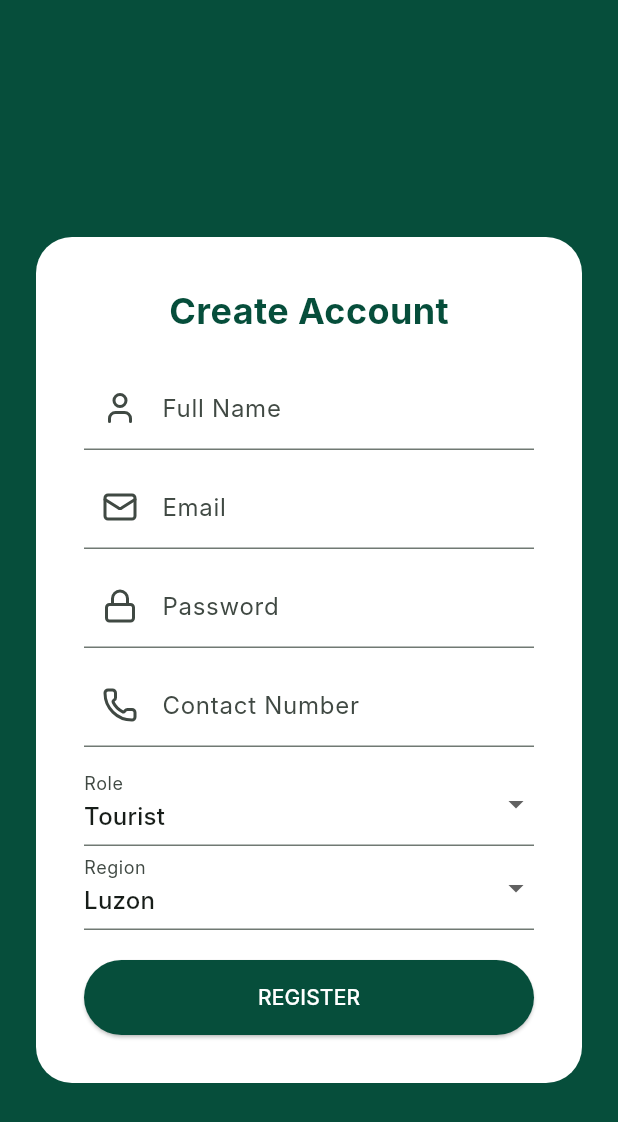
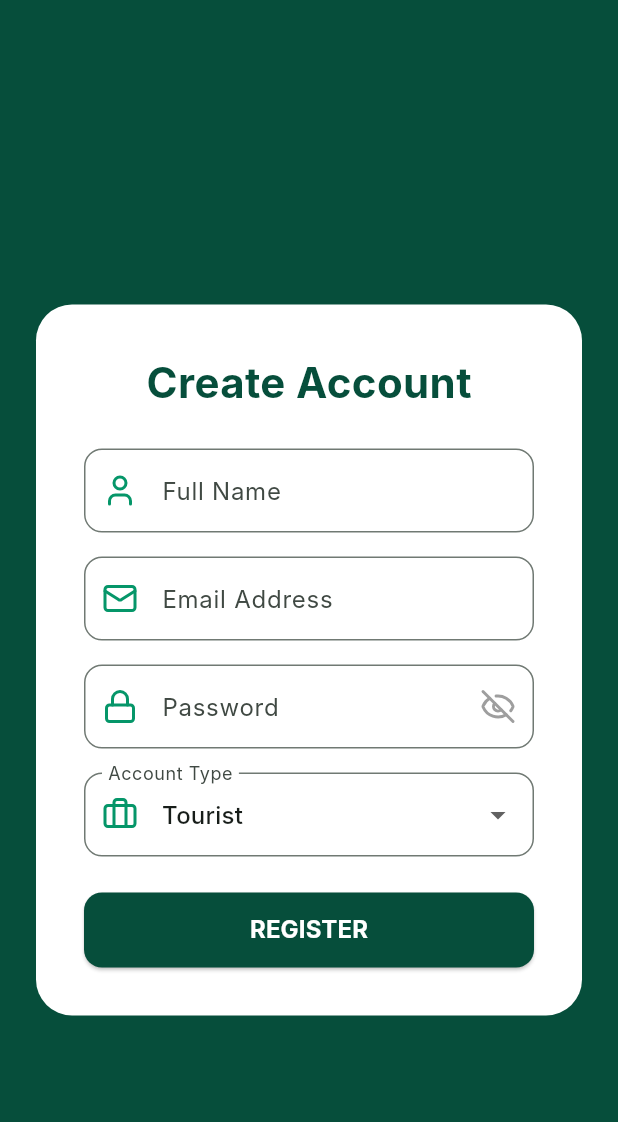
Before and after one commit to Jerry-TheMouse/LakbAi_FullStack, a Flutter app: the SignupScreen screen opened by its route, on a phone screen of 412 x 824 dp. Shown: the top 1122 px of the screen. Run offline on Flutter 3.47's test engine with Material 3 defaults, Android fonts, the phone set to English and light mode, and no system bars; our stand-ins replace flutter_animate, flutter_markdown, flutter_secure_storage, go_router, hive, hive_flutter and 2 more; accounts and stored records are empty; Roboto replaces fonts that are missing (Inter).

Commit message:
Restored original flow and fixed User.js

```diff
--- a/frontend/lib/screens/signup_screen.dart
+++ b/frontend/lib/screens/signup_screen.dart
@@ -15,11 +15,11 @@ class _SignupScreenState extends State<SignupScreen> {
   final _nameController = TextEditingController();
   final _emailController = TextEditingController();
   final _passwordController = TextEditingController();
-  final _contactController = TextEditingController();
 
+  // NEW: State variable for password visibility
   bool _obscurePassword = true;
-  String _selectedRole = 'tourist'; // Matched to DB
-  String _selectedRegion = 'Luzon';
+
+  String _selectedRole = 'tourist'; // FIX: Changed from 'user' to 'tourist'
   bool _isLoading = false;
 
   Future<void> _handleSignup() async {
@@ -30,8 +30,6 @@ class _SignupScreenState extends State<SignupScreen> {
         _emailController.text.trim(),
         _passwordController.text.trim(),
         _selectedRole,
-        _selectedRegion,
-        _contactController.text.trim(),
       );
       if (mounted) context.go('/');
     } catch (e) {
@@ -48,57 +46,97 @@ class _SignupScreenState extends State<SignupScreen> {
   @override
   Widget build(BuildContext context) {
     return Scaffold(
-      backgroundColor: const Color(0xFF064E3B),
-      appBar: AppBar(backgroundColor: Colors.transparent, elevation: 0),
+      backgroundColor: const Color(0xFF064E3B), // Dark emerald for signup
+      appBar: AppBar(
+        backgroundColor: Colors.transparent,
+        elevation: 0,
+        iconTheme: const IconThemeData(color: Colors.white),
+      ),
       body: Center(
         child: SingleChildScrollView(
           padding: const EdgeInsets.all(24.0),
           child: Container(
             padding: const EdgeInsets.all(32.0),
-            decoration: BoxDecoration(color: Colors.white, borderRadius: BorderRadius.circular(24)),
+            decoration: BoxDecoration(
+              color: Colors.white,
+              borderRadius: BorderRadius.circular(24),
+            ),
             child: Column(
+              mainAxisSize: MainAxisSize.min,
               children: [
-                const Text('Create Account', style: TextStyle(fontSize: 24, fontWeight: FontWeight.bold, color: Color(0xFF064E3B))),
-                const SizedBox(height: 20),
+                const Text('Create Account', style: TextStyle(fontSize: 28, fontWeight: FontWeight.bold, color: Color(0xFF064E3B))),
+                const SizedBox(height: 24),
 
-                TextField(controller: _nameController, decoration: const InputDecoration(labelText: 'Full Name', prefixIcon: Icon(LucideIcons.user))),
-                const SizedBox(height: 10),
-                TextField(controller: _emailController, decoration: const InputDecoration(labelText: 'Email', prefixIcon: Icon(LucideIcons.mail))),
-                const SizedBox(height: 10),
-                TextField(controller: _passwordController, obscureText: _obscurePassword, decoration: const InputDecoration(labelText: 'Password', prefixIcon: Icon(LucideIcons.lock))),
-                const SizedBox(height: 10),
-                TextField(controller: _contactController, decoration: const InputDecoration(labelText: 'Contact Number', prefixIcon: Icon(LucideIcons.phone))),
-                const SizedBox(height: 10),
+                TextField(
+                  controller: _nameController,
+                  decoration: InputDecoration(
+                    labelText: 'Full Name',
+                    prefixIcon: const Icon(LucideIcons.user, color: Color(0xFF059669)),
+                    border: OutlineInputBorder(borderRadius: BorderRadius.circular(12)),
+                  ),
+                ),
+                const SizedBox(height: 16),
+
+                TextField(
+                  controller: _emailController,
+                  decoration: InputDecoration(
+                    labelText: 'Email Address',
+                    prefixIcon: const Icon(LucideIcons.mail, color: Color(0xFF059669)),
+                    border: OutlineInputBorder(borderRadius: BorderRadius.circular(12)),
+                  ),
+                ),
+                const SizedBox(height: 16),
+
+                TextField(
+                  controller: _passwordController,
+                  obscureText: _obscurePassword, // NEW: Controlled by our variable
+                  decoration: InputDecoration(
+                    labelText: 'Password',
+                    prefixIcon: const Icon(LucideIcons.lock, color: Color(0xFF059669)),
+                    border: OutlineInputBorder(borderRadius: BorderRadius.circular(12)),
+                    // NEW: The clickable Eye Icon
+                    suffixIcon: IconButton(
+                      icon: Icon(
+                        _obscurePassword ? LucideIcons.eyeOff : LucideIcons.eye,
+                        color: Colors.grey,
+                      ),
+                      onPressed: () {
+                        setState(() {
+                          _obscurePassword = !_obscurePassword;
+                        });
+                      },
+                    ),
+                  ),
+                ),
+                const SizedBox(height: 16),
 
                 DropdownButtonFormField<String>(
-                  value: _selectedRole,
-                  decoration: const InputDecoration(labelText: 'Role'),
+                  initialValue: _selectedRole,
+                  decoration: InputDecoration(
+                    labelText: 'Account Type',
+                    prefixIcon: const Icon(LucideIcons.briefcase, color: Color(0xFF059669)),
+                    border: OutlineInputBorder(borderRadius: BorderRadius.circular(12)),
+                  ),
                   items: const [
-                    DropdownMenuItem(value: 'tourist', child: Text('Tourist')),
+                    DropdownMenuItem(value: 'tourist', child: Text('Tourist')), // FIX: Changed from 'user' to 'tourist'
                     DropdownMenuItem(value: 'tourism_office', child: Text('Tourism Office')),
                   ],
-                  onChanged: (v) => setState(() => _selectedRole = v!),
+                  onChanged: (value) => setState(() => _selectedRole = value!),
                 ),
+                const SizedBox(height: 24),
 
-                DropdownButtonFormField<String>(
-                  value: _selectedRegion,
-                  decoration: const InputDecoration(labelText: 'Region'),
-                  items: const [
-                    DropdownMenuItem(value: 'Luzon', child: Text('Luzon')),
-                    DropdownMenuItem(value: 'Visayas', child: Text('Visayas')),
-                    DropdownMenuItem(value: 'Mindanao', child: Text('Mindanao')),
-                  ],
-                  onChanged: (v) => setState(() => _selectedRegion = v!),
-                ),
-
-                const SizedBox(height: 20),
                 SizedBox(
                   width: double.infinity,
                   height: 50,
                   child: ElevatedButton(
                     onPressed: _isLoading ? null : _handleSignup,
-                    style: ElevatedButton.styleFrom(backgroundColor: const Color(0xFF064E3B)),
-                    child: _isLoading ? const CircularProgressIndicator(color: Colors.white) : const Text('REGISTER', style: TextStyle(color: Colors.white)),
+                    style: ElevatedButton.styleFrom(
+                      backgroundColor: const Color(0xFF064E3B),
+                      shape: RoundedRectangleBorder(borderRadius: BorderRadius.circular(12)),
+                    ),
+                    child: _isLoading
+                        ? const CircularProgressIndicator(color: Colors.white)
+                        : const Text('REGISTER', style: TextStyle(color: Colors.white, fontSize: 16, fontWeight: FontWeight.bold)),
                   ),
                 ),
               ],
```
Also changed, not shown: frontend/lib/providers/auth_provider.dart (+37 -39 lines), 1 other file.
